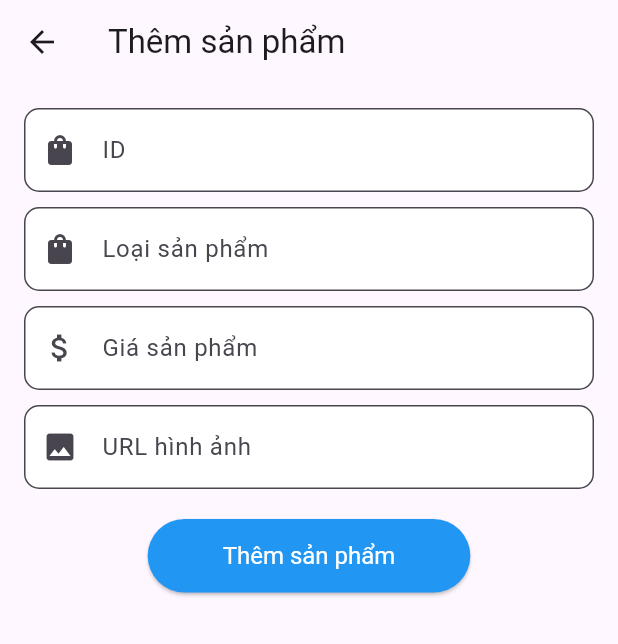
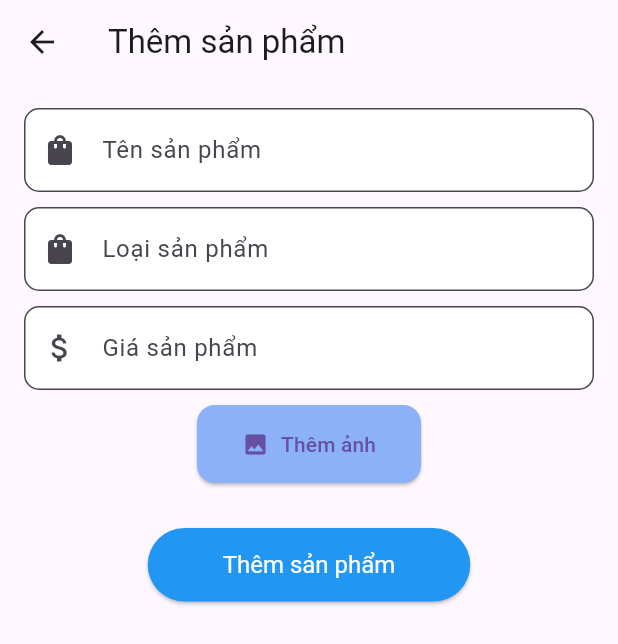
Before and after one commit to vananh1612/danentang_gky, a Flutter app: the AddProductScreen screen opened by its route, on a phone screen of 412 x 824 dp. Shown: the top 644 px of the screen. Run offline on Flutter 3.47's test engine with Material 3 defaults, Android fonts, the phone set to English and light mode, and no system bars; our stand-ins replace cached_network_image, cloud_firestore, firebase_auth, firebase_core, image_picker; accounts and stored records are empty.

Commit message:
Cập nhật thêm code

```diff
--- a/lib/screen/add_product_screen.dart
+++ b/lib/screen/add_product_screen.dart
@@ -1,6 +1,10 @@
+import 'dart:io';
+
 import 'package:flutter/material.dart';
+import 'package:giua_ky/image_picker_widget.dart';
 import 'package:giua_ky/models/product.dart';
 import '../service/product_service.dart';
+import '../service/image_service.dart';
 
 class AddProductScreen extends StatefulWidget {
   @override
@@ -13,8 +17,29 @@ class _AddProductScreenState extends State<AddProductScreen> {
   final TextEditingController priceController = TextEditingController();
   final TextEditingController imageUrlController = TextEditingController();
   final ProductService _productService = ProductService();
+  final ImageService _imageService = ImageService();
+  String? _imageUrl; // Lưu trữ URL của ảnh đã tải lên
 
   bool isLoading = false;
+
+  // Phương thức này được sử dụng để tải ảnh lên
+  Future<void> _uploadImage() async {
+    final url = await _imageService.uploadImage(); // Tải ảnh lên
+    if (url != null) {
+      setState(() {
+        _imageUrl = url; // Lưu URL của ảnh đã tải lên
+      });
+      ScaffoldMessenger.of(context).showSnackBar(
+        SnackBar(
+          content: Text('Upload hình thành công'),
+          duration: Duration(seconds: 1), // Chỉ hiển thị trong 1 giây
+        ),
+      );
+    } else {
+      ScaffoldMessenger.of(context)
+          .showSnackBar(const SnackBar(content: Text('Upload thất bại')));
+    }
+  }
 
   @override
   Widget build(BuildContext context) {
@@ -27,7 +52,7 @@ class _AddProductScreenState extends State<AddProductScreen> {
             TextField(
               controller: idController,
               decoration: InputDecoration(
-                labelText: "ID",
+                labelText: "Tên sản phẩm",
                 border: OutlineInputBorder(
                   borderRadius: BorderRadius.circular(10),
                 ),
@@ -64,19 +89,29 @@ class _AddProductScreenState extends State<AddProductScreen> {
               keyboardType: TextInputType.number,
             ),
             SizedBox(height: 10),
-            TextField(
-              controller: imageUrlController,
-              decoration: InputDecoration(
-                labelText: "URL hình ảnh",
-                border: OutlineInputBorder(
-                  borderRadius: BorderRadius.circular(10),
+            // Nút ElevatedButton.icon để tải ảnh lên
+            ElevatedButton.icon(
+              onPressed: _uploadImage,
+              icon: const Icon(Icons.image),
+              label: const Text('Thêm ảnh'),
+              style: ElevatedButton.styleFrom(
+                backgroundColor: Color(0xFF8BB2F8),
+                padding:
+                    const EdgeInsets.symmetric(horizontal: 30, vertical: 16),
+                shape: RoundedRectangleBorder(
+                  borderRadius: BorderRadius.circular(12),
                 ),
-                prefixIcon: Icon(Icons.image),
-                filled: true,
-                fillColor: Colors.white,
               ),
-              keyboardType: TextInputType.url,
             ),
+            SizedBox(height: 10),
+            // Hiển thị ảnh đã tải lên (nếu có)
+            if (_imageUrl != null)
+              Image.network(
+                _imageUrl!,
+                height: 200,
+                width: 200,
+                fit: BoxFit.cover,
+              ),
             SizedBox(height: 20),
             isLoading
                 ? CircularProgressIndicator()
@@ -89,11 +124,12 @@ class _AddProductScreenState extends State<AddProductScreen> {
                       try {
                         await _productService.addProduct(
                           Product(
-                            id: '',
+                            id: idController.text.trim(),
                             idsanpham: idController.text.trim(),
                             loaisp: typeController.text.trim(),
                             gia: double.parse(priceController.text.trim()),
-                            hinhanh: imageUrlController.text.trim(),
+                            hinhanh:
+                                _imageUrl ?? "", // Sử dụng URL ảnh đã tải lên
                           ),
                           context,
                         );
--- a/pubspec.yaml
+++ b/pubspec.yaml
@@ -47,7 +47,7 @@ dev_dependencies:
   cloudinary_flutter: ^1.3.0
   http: ^1.1.0
   crypto: ^3.0.3
-  image_picker: ^1.0.4
+  image_picker: ^1.1.2
 
   # The "flutter_lints" package below contains a set of recommended lints to
   # encourage good coding practices. The lint set provided by the package is
```
Also changed, not shown: lib/image_picker_widget.dart (added, +87 -0 lines), lib/screen/edit_product_screen.dart (+50 -22 lines), lib/screen/list_product_screen.dart (+9 -0 lines).
